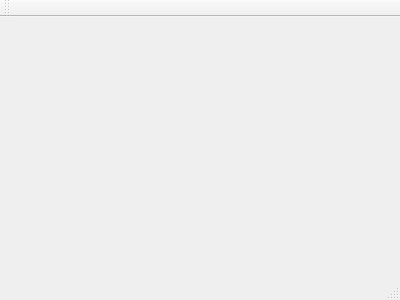
Qt form PentaxRemote/mainwindow.ui (maruncz/PentaxRemote) before a commit.
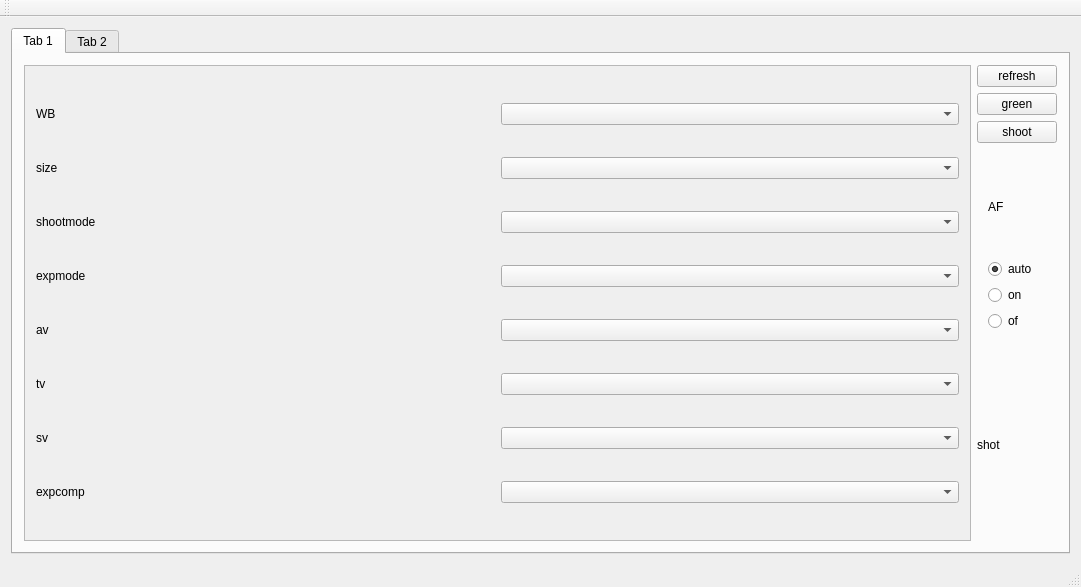
The same form after that commit.

```diff
--- a/PentaxRemote/mainwindow.ui
+++ b/PentaxRemote/mainwindow.ui
@@ -1,24 +1,262 @@
 <ui version="4.0">
  <class>MainWindow</class>
- <widget class="QMainWindow" name="MainWindow" >
-  <property name="geometry" >
+ <widget class="QMainWindow" name="MainWindow">
+  <property name="geometry">
    <rect>
     <x>0</x>
     <y>0</y>
-    <width>400</width>
-    <height>300</height>
+    <width>1081</width>
+    <height>587</height>
    </rect>
   </property>
   <property name="windowTitle" >
    <string>MainWindow</string>
   </property>
-  <widget class="QMenuBar" name="menuBar" />
-  <widget class="QToolBar" name="mainToolBar" />
-  <widget class="QWidget" name="centralWidget" />
-  <widget class="QStatusBar" name="statusBar" />
+  <widget class="QWidget" name="centralWidget">
+   <layout class="QGridLayout" name="gridLayout">
+    <item row="0" column="0">
+     <widget class="QTabWidget" name="tabWidget">
+      <property name="currentIndex">
+       <number>0</number>
+      </property>
+      <widget class="QWidget" name="tab">
+       <attribute name="title">
+        <string>Tab 1</string>
+       </attribute>
+       <layout class="QGridLayout" name="gridLayout_4">
+        <item row="1" column="2">
+         <widget class="QPushButton" name="pushgreen">
+          <property name="text">
+           <string>green</string>
+          </property>
+         </widget>
+        </item>
+        <item row="2" column="2">
+         <widget class="QPushButton" name="pushshoot">
+          <property name="text">
+           <string>shoot</string>
+          </property>
+         </widget>
+        </item>
+        <item row="0" column="0" rowspan="5">
+         <widget class="QScrollArea" name="scrollArea">
+          <property name="sizePolicy">
+           <sizepolicy hsizetype="MinimumExpanding" vsizetype="MinimumExpanding">
+            <horstretch>0</horstretch>
+            <verstretch>0</verstretch>
+           </sizepolicy>
+          </property>
+          <property name="widgetResizable">
+           <bool>true</bool>
+          </property>
+          <widget class="QWidget" name="scrollAreaWidgetContents">
+           <property name="geometry">
+            <rect>
+             <x>0</x>
+             <y>0</y>
+             <width>948</width>
+             <height>456</height>
+            </rect>
+           </property>
+           <layout class="QGridLayout" name="gridLayout_5">
+            <item row="1" column="0">
+             <widget class="QLabel" name="label_3">
+              <property name="text">
+               <string>size</string>
+              </property>
+             </widget>
+            </item>
+            <item row="4" column="0">
+             <widget class="QLabel" name="label_6">
+              <property name="text">
+               <string>av</string>
+              </property>
+             </widget>
+            </item>
+            <item row="2" column="0">
+             <widget class="QLabel" name="label_4">
+              <property name="text">
+               <string>shootmode</string>
+              </property>
+             </widget>
+            </item>
+            <item row="1" column="1">
+             <widget class="QComboBox" name="sizecombo"/>
+            </item>
+            <item row="0" column="1">
+             <widget class="QComboBox" name="wbcombo"/>
+            </item>
+            <item row="0" column="0">
+             <widget class="QLabel" name="label_2">
+              <property name="text">
+               <string>WB</string>
+              </property>
+             </widget>
+            </item>
+            <item row="3" column="0">
+             <widget class="QLabel" name="label_5">
+              <property name="text">
+               <string>expmode</string>
+              </property>
+             </widget>
+            </item>
+            <item row="2" column="1">
+             <widget class="QComboBox" name="shootmcombo"/>
+            </item>
+            <item row="4" column="1">
+             <widget class="QComboBox" name="avcombo"/>
+            </item>
+            <item row="5" column="0">
+             <widget class="QLabel" name="label_7">
+              <property name="text">
+               <string>tv</string>
+              </property>
+             </widget>
+            </item>
+            <item row="6" column="1">
+             <widget class="QComboBox" name="svcombo"/>
+            </item>
+            <item row="6" column="0">
+             <widget class="QLabel" name="label_8">
+              <property name="text">
+               <string>sv</string>
+              </property>
+             </widget>
+            </item>
+            <item row="3" column="1">
+             <widget class="QComboBox" name="expmcombo"/>
+            </item>
+            <item row="5" column="1">
+             <widget class="QComboBox" name="tvcombo"/>
+            </item>
+            <item row="7" column="0">
+             <widget class="QLabel" name="label_9">
+              <property name="text">
+               <string>expcomp</string>
+              </property>
+             </widget>
+            </item>
+            <item row="7" column="1">
+             <widget class="QComboBox" name="expccombo"/>
+            </item>
+           </layout>
+          </widget>
+         </widget>
+        </item>
+        <item row="0" column="2">
+         <widget class="QPushButton" name="pushparams">
+          <property name="text">
+           <string>refresh</string>
+          </property>
+         </widget>
+        </item>
+        <item row="3" column="2">
+         <widget class="QWidget" name="widget" native="true">
+          <property name="sizePolicy">
+           <sizepolicy hsizetype="Minimum" vsizetype="Minimum">
+            <horstretch>0</horstretch>
+            <verstretch>0</verstretch>
+           </sizepolicy>
+          </property>
+          <layout class="QGridLayout" name="gridLayout_3">
+           <item row="0" column="0">
+            <widget class="QLabel" name="label_10">
+             <property name="text">
+              <string>AF</string>
+             </property>
+            </widget>
+           </item>
+           <item row="1" column="0">
+            <widget class="QRadioButton" name="radioafauto">
+             <property name="text">
+              <string>auto</string>
+             </property>
+             <property name="checked">
+              <bool>true</bool>
+             </property>
+            </widget>
+           </item>
+           <item row="2" column="0">
+            <widget class="QRadioButton" name="radioafon">
+             <property name="text">
+              <string>on</string>
+             </property>
+            </widget>
+           </item>
+           <item row="3" column="0">
+            <widget class="QRadioButton" name="radioafoff">
+             <property name="text">
+              <string>of</string>
+             </property>
+            </widget>
+           </item>
+          </layout>
+         </widget>
+        </item>
+        <item row="4" column="2">
+         <widget class="QLabel" name="labelshot">
+          <property name="text">
+           <string>shot</string>
+          </property>
+         </widget>
+        </item>
+       </layout>
+      </widget>
+      <widget class="QWidget" name="tab_2">
+       <attribute name="title">
+        <string>Tab 2</string>
+       </attribute>
+       <layout class="QGridLayout" name="gridLayout_2">
+        <item row="0" column="0">
+         <widget class="QTableWidget" name="tableWidget">
+          <property name="sizePolicy">
+           <sizepolicy hsizetype="MinimumExpanding" vsizetype="MinimumExpanding">
+            <horstretch>0</horstretch>
+            <verstretch>0</verstretch>
+           </sizepolicy>
+          </property>
+         </widget>
+        </item>
+        <item row="0" column="1">
+         <widget class="QLabel" name="label">
+          <property name="sizePolicy">
+           <sizepolicy hsizetype="MinimumExpanding" vsizetype="MinimumExpanding">
+            <horstretch>0</horstretch>
+            <verstretch>0</verstretch>
+           </sizepolicy>
+          </property>
+          <property name="text">
+           <string>picture</string>
+          </property>
+         </widget>
+        </item>
+       </layout>
+      </widget>
+     </widget>
+    </item>
+   </layout>
+  </widget>
+  <widget class="QMenuBar" name="menuBar">
+   <property name="geometry">
+    <rect>
+     <x>0</x>
+     <y>0</y>
+     <width>1081</width>
+     <height>25</height>
+    </rect>
+   </property>
+  </widget>
+  <widget class="QToolBar" name="mainToolBar">
+   <attribute name="toolBarArea">
+    <enum>TopToolBarArea</enum>
+   </attribute>
+   <attribute name="toolBarBreak">
+    <bool>false</bool>
+   </attribute>
+  </widget>
+  <widget class="QStatusBar" name="statusBar"/>
  </widget>
- <layoutDefault spacing="6" margin="11" />
- <pixmapfunction></pixmapfunction>
+ <layoutdefault spacing="6" margin="11"/>
  <resources/>
  <connections/>
 </ui>
```
Left out of the diff: 3 changed lines with no effect on the pictures.
